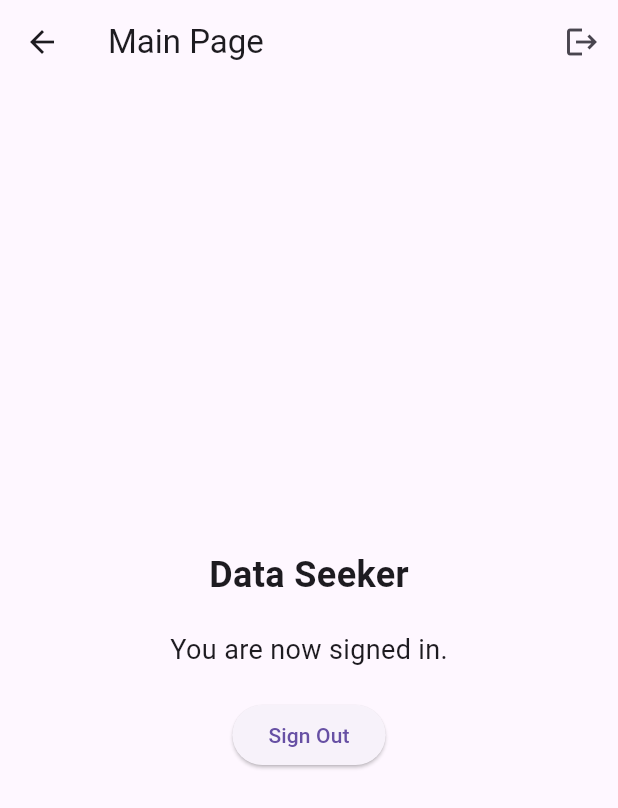
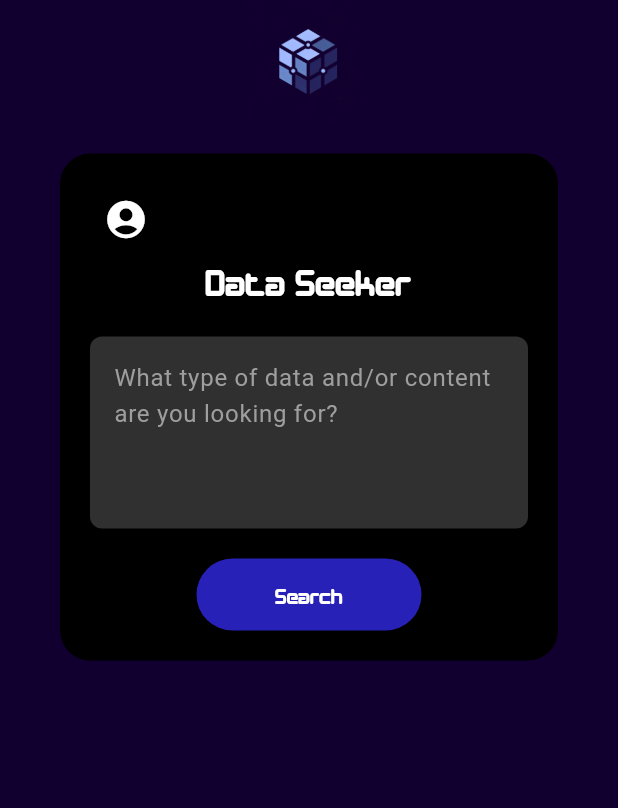
Before and after one commit to alexplash/blocky, a Flutter app: the DataSeekerPromptPage screen opened directly, on a phone screen of 412 x 824 dp. Shown: the top 808 px of the screen. Run offline on Flutter 3.47's test engine with Material 3 defaults, Android fonts, the phone set to English and light mode, and no system bars; our stand-ins replace cloud_firestore, firebase_auth, firebase_core, firebase_storage, image_picker; accounts and stored records are empty; network calls fail.

```diff
--- a/Platform/blocky/lib/dataSeek_prompt.dart
+++ b/Platform/blocky/lib/dataSeek_prompt.dart
@@ -1,5 +1,7 @@
 import 'package:flutter/material.dart';
 import 'backend/auth_service.dart';
+import 'backend/firebase_connect.dart';
+import 'userInfo.dart';
 
 class DataSeekerPromptPage extends StatefulWidget {
   DataSeekerPromptPage({Key? key}) : super(key: key);
@@ -9,45 +11,115 @@ class DataSeekerPromptPage extends StatefulWidget {
 }
 
 class _DataSeekerPromptPageState extends State<DataSeekerPromptPage> {
-  final AuthService _authService = AuthService();
+  final FirestoreConnect firestoreConnect = FirestoreConnect();
+  final TextEditingController _searchController = TextEditingController();
 
   @override
   Widget build(BuildContext context) {
     return Scaffold(
-      appBar: AppBar(
-        title: Text('Main Page'),
-        actions: [
-          IconButton(
-            icon: Icon(Icons.logout),
-            onPressed: () async {
-              await _authService.signOut();
-            },
+      backgroundColor: const Color.fromARGB(255, 17, 0, 47),
+      body: SingleChildScrollView(
+        child: Center(
+          child: Column(
+            mainAxisSize: MainAxisSize.min,
+            mainAxisAlignment: MainAxisAlignment.start,
+            crossAxisAlignment: CrossAxisAlignment.center,
+            children: [
+              SizedBox(height: MediaQuery.of(context).padding.top),
+              Image.asset(
+                'assets/images/main_icon.png',
+                width: MediaQuery.of(context).size.width * 0.2,
               ),
-        ],
+              Container(
+                padding: const EdgeInsets.all(20.0),
+                margin:
+                    const EdgeInsets.only(left: 40.0, right: 40.0, top: 20.0),
+                decoration: BoxDecoration(
+                  color: Colors.black,
+                  borderRadius: BorderRadius.circular(20),
                 ),
-      body: Center(
                 child: Column(
                   mainAxisAlignment: MainAxisAlignment.center,
-          children: <Widget>[
-            const Text(
+                  children: [
+                    Align(
+                      alignment: Alignment.topLeft,
+                      child: IconButton(
+                        icon: const Icon(Icons.account_circle,
+                            color: Colors.white, size: 30),
+                        onPressed: () => Navigator.of(context).push(
+                          PageRouteBuilder(
+                            pageBuilder:
+                                (context, animation, secondaryAnimation) =>
+                                    UserInfoPage(),
+                            transitionsBuilder: (context, animation,
+                                secondaryAnimation, child) {
+                              return FadeTransition(
+                                opacity: animation,
+                                child: child,
+                              );
+                            },
+                            transitionDuration:
+                                const Duration(milliseconds: 300),
+                          ),
+                        ),
+                      ),
+                    ),
+                    Text(
                       'Data Seeker',
-              style: TextStyle(fontSize: 24, fontWeight: FontWeight.bold),
+                      style: TextStyle(
+                        color: Colors.white,
+                        fontSize: 24,
+                        fontFamily: 'Debis',
+                      ),
+                      textAlign: TextAlign.center,
                     ),
                     const SizedBox(height: 20),
-            const Text(
-              'You are now signed in.',
-              style: TextStyle(fontSize: 18),
+                    TextField(
+                      controller: _searchController,
+                      maxLines: 4,
+                      style: TextStyle(color: Colors.white),
+                      decoration: InputDecoration(
+                        hintText:
+                            "What type of data and/or content are you looking for?",
+                        hintStyle: TextStyle(color: Colors.grey[500]),
+                        fillColor: Colors.grey[850],
+                        filled: true,
+                        border: OutlineInputBorder(
+                          borderRadius: BorderRadius.circular(8),
+                          borderSide: BorderSide.none,
+                        ),
+                      ),
                     ),
                     const SizedBox(height: 20),
                     ElevatedButton(
-              onPressed: () async {
-                await _authService.signOut();
+                      onPressed: () {
+                        // Implement the search functionality here
                       },
-              child: const Text('Sign Out'),
+                      child: const Text(
+                        'Search',
+                        style: TextStyle(
+                          color: Colors.white,
+                          fontFamily: 'Debis',
+                        ),
+                      ),
+                      style: ElevatedButton.styleFrom(
+                        primary: Color.fromARGB(255, 40, 33, 183),
+                        minimumSize: Size(150, 48),
+                      ),
                     ),
                   ],
                 ),
               ),
+            ],
+          ),
+        ),
+      ),
     );
   }
+
+  @override
+  void dispose() {
+    _searchController.dispose();
+    super.dispose();
   }
+}
```
Also changed, not shown: Platform/blocky/lib/main.dart (+13 -42 lines), Platform/blocky/lib/userInfo.dart (added, +91 -0 lines). Lines whose indentation alone changed are shown as unchanged.
